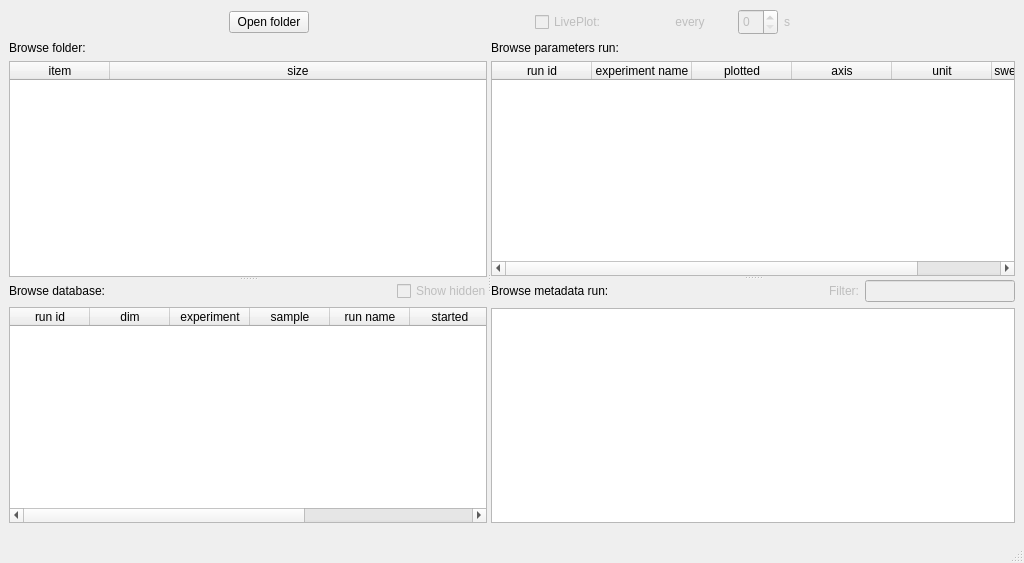
Before: the Qt Designer form plotter/ui/main.ui in pyplotter/pyplotter, drawn with Qt 5.
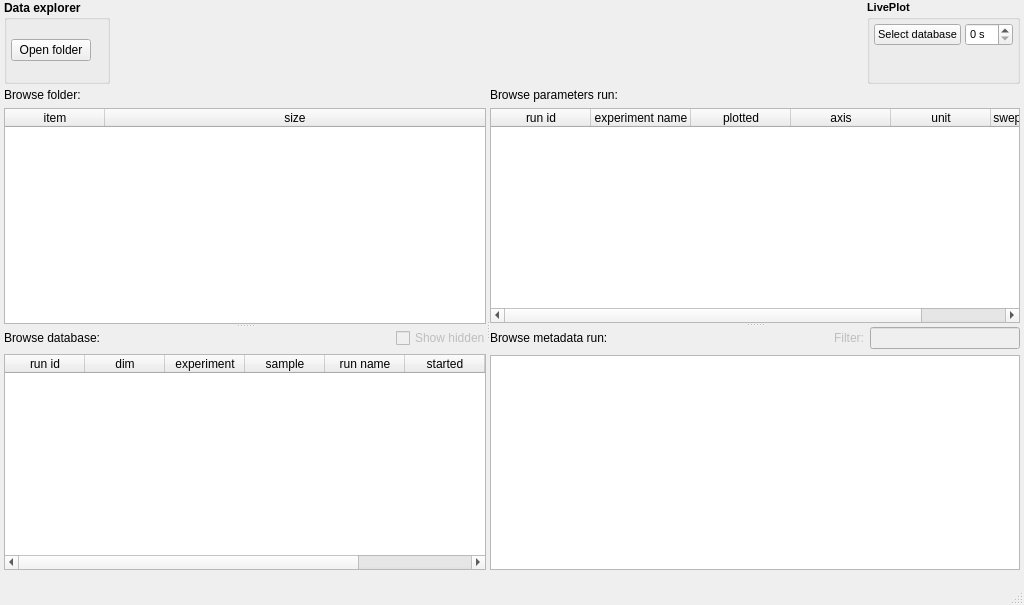
After: the same form once the commit is applied. Custom widgets are drawn as their Qt base class.

Commit message: LivePlot now using the dataset cache, solve #22

Diff of the .ui file:
```diff
--- a/plotter/ui/main.ui
+++ b/plotter/ui/main.ui
@@ -7,7 +7,7 @@
     <x>0</x>
     <y>0</y>
     <width>1024</width>
-    <height>563</height>
+    <height>605</height>
    </rect>
   </property>
   <property name="windowTitle">
@@ -15,6 +15,21 @@
   </property>
   <widget class="QWidget" name="centralwidget">
    <layout class="QVBoxLayout" name="verticalLayout_4">
+    <property name="spacing">
+     <number>4</number>
+    </property>
+    <property name="leftMargin">
+     <number>4</number>
+    </property>
+    <property name="topMargin">
+     <number>0</number>
+    </property>
+    <property name="rightMargin">
+     <number>4</number>
+    </property>
+    <property name="bottomMargin">
+     <number>4</number>
+    </property>
     <item>
      <layout class="QVBoxLayout" name="verticalLayout_3">
       <property name="bottomMargin">
@@ -22,6 +37,39 @@
       </property>
       <item>
        <layout class="QHBoxLayout" name="TopHorizontalLayout">
+        <property name="spacing">
+         <number>0</number>
+        </property>
+        <property name="topMargin">
+         <number>0</number>
+        </property>
+        <item>
+         <widget class="QGroupBox" name="groupBoxDataExplorer">
+          <property name="font">
+           <font>
+            <weight>75</weight>
+            <bold>true</bold>
+           </font>
+          </property>
+          <property name="title">
+           <string>Data explorer</string>
+          </property>
+          <layout class="QVBoxLayout" name="verticalLayout_12">
+           <property name="spacing">
+            <number>4</number>
+           </property>
+           <property name="leftMargin">
+            <number>4</number>
+           </property>
+           <property name="topMargin">
+            <number>4</number>
+           </property>
+           <property name="rightMargin">
+            <number>4</number>
+           </property>
+           <property name="bottomMargin">
+            <number>4</number>
+           </property>
         <item>
          <widget class="QPushButton" name="pushButtonOpenFolder">
           <property name="minimumSize">
@@ -36,6 +84,12 @@
             <height>16777215</height>
            </size>
           </property>
+             <property name="font">
+              <font>
+               <weight>50</weight>
+               <bold>false</bold>
+              </font>
+             </property>
           <property name="text">
            <string>Open folder</string>
           </property>
@@ -44,63 +98,81 @@
         <item>
          <layout class="QHBoxLayout" name="labelPath"/>
         </item>
+          </layout>
+         </widget>
+        </item>
         <item>
-         <layout class="QHBoxLayout" name="LivePlot">
+         <spacer name="horizontalSpacer">
+          <property name="orientation">
+           <enum>Qt::Horizontal</enum>
+          </property>
+          <property name="sizeHint" stdset="0">
+           <size>
+            <width>40</width>
+            <height>20</height>
+           </size>
+          </property>
+         </spacer>
+        </item>
+        <item>
+         <widget class="QGroupBox" name="groupBoxLivePlot">
+          <property name="font">
+           <font>
+            <pointsize>8</pointsize>
+            <weight>75</weight>
+            <bold>true</bold>
+           </font>
+          </property>
+          <property name="title">
+           <string>LivePlot</string>
+          </property>
+          <property name="flat">
+           <bool>false</bool>
+          </property>
+          <layout class="QVBoxLayout" name="verticalLayout_9">
           <property name="spacing">
-           <number>6</number>
-          </property>
-          <item>
-           <widget class="QCheckBox" name="checkBoxLivePlot">
-            <property name="enabled">
-             <bool>false</bool>
-            </property>
-            <property name="maximumSize">
-             <size>
-              <width>65</width>
-              <height>30</height>
-             </size>
-            </property>
-            <property name="text">
-             <string>LivePlot:</string>
-            </property>
-           </widget>
-          </item>
-          <item>
-           <widget class="QLabel" name="labelLivePlotDataBase">
-            <property name="enabled">
-             <bool>false</bool>
-            </property>
-            <property name="maximumSize">
-             <size>
-              <width>60</width>
-              <height>30</height>
-             </size>
-            </property>
-            <property name="text">
-             <string/>
-            </property>
-           </widget>
-          </item>
+            <number>4</number>
+           </property>
+           <property name="leftMargin">
+            <number>4</number>
+           </property>
+           <property name="topMargin">
+            <number>4</number>
+           </property>
+           <property name="rightMargin">
+            <number>4</number>
+           </property>
+           <property name="bottomMargin">
+            <number>4</number>
+           </property>
           <item>
-           <widget class="QLabel" name="labelLivePlot2">
+            <layout class="QHBoxLayout" name="horizontalLayoutLivePlot1">
+             <item>
+              <widget class="QPushButton" name="pushButtonLivePlot">
             <property name="enabled">
-             <bool>false</bool>
+                <bool>true</bool>
             </property>
             <property name="maximumSize">
              <size>
-              <width>60</width>
-              <height>30</height>
-             </size>
-            </property>
+                 <width>16777215</width>
+                 <height>16777215</height>
+                </size>
+               </property>
+               <property name="font">
+                <font>
+                 <weight>50</weight>
+                 <bold>false</bold>
+                </font>
+               </property>
             <property name="text">
-             <string> every</string>
+                <string>Select database</string>
             </property>
            </widget>
           </item>
           <item>
            <widget class="QSpinBox" name="spinBoxLivePlot">
             <property name="enabled">
-             <bool>false</bool>
+                <bool>true</bool>
             </property>
             <property name="minimumSize">
              <size>
@@ -110,29 +182,44 @@
             </property>
             <property name="maximumSize">
              <size>
-              <width>40</width>
-              <height>30</height>
-             </size>
-            </property>
-           </widget>
+                 <width>16777215</width>
+                 <height>16777215</height>
+                </size>
+               </property>
+               <property name="font">
+                <font>
+                 <weight>50</weight>
+                 <bold>false</bold>
+                </font>
+               </property>
+               <property name="toolTip">
+                <string/>
+               </property>
+               <property name="suffix">
+                <string> s</string>
+               </property>
+              </widget>
+             </item>
+            </layout>
           </item>
           <item>
-           <widget class="QLabel" name="labelLivePlot">
+            <widget class="QLabel" name="labelLivePlotDataBase">
             <property name="enabled">
-             <bool>false</bool>
+              <bool>true</bool>
             </property>
             <property name="maximumSize">
              <size>
-              <width>10</width>
-              <height>30</height>
+               <width>16777215</width>
+               <height>16777215</height>
              </size>
             </property>
             <property name="text">
-             <string>s</string>
+              <string/>
             </property>
            </widget>
           </item>
          </layout>
+         </widget>
         </item>
        </layout>
       </item>
```
Lines whose indentation alone changed are shown as unchanged. The commit also changes 18 other files.
